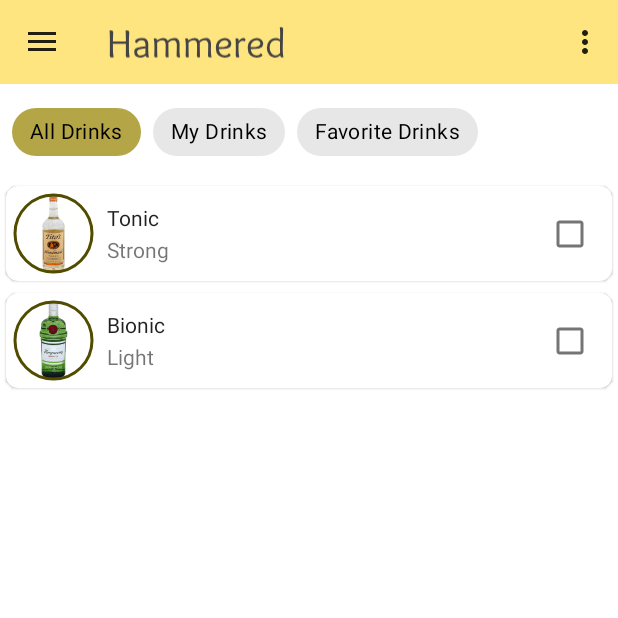
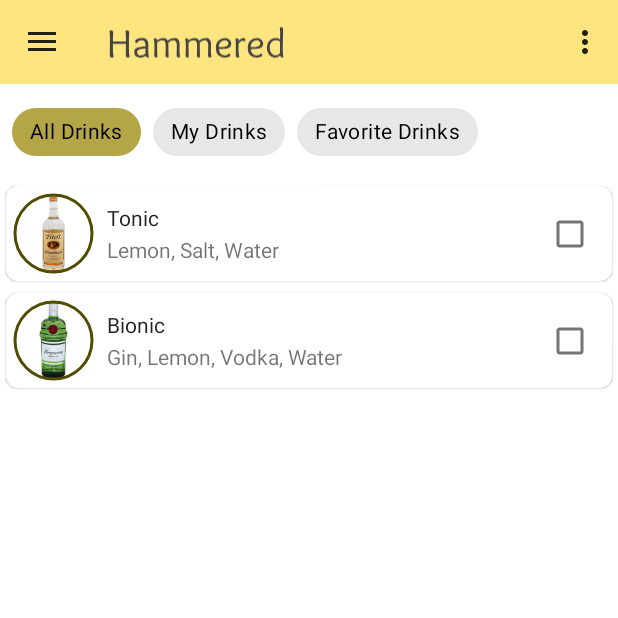
Before and after one commit to p0ppy-fl0w3r/hammered, an Android app: the screen it shows after launch (MainActivity), on a phone screen of 412 x 824 dp, the top half of it. Run offline under Robolectric (Android 15) with nearby library versions, the light colour scheme and no system bars; our stand-ins replace Room's generated code, Timber, data binding, navigation-ui; 1 statement that could not run was skipped.

Commit message:
Added recycler view in cocktail details.
Drinks now show the ingredients required in the description.

```diff
--- a/app/src/main/java/com/example/hammered/BindingAdapters.kt
+++ b/app/src/main/java/com/example/hammered/BindingAdapters.kt
@@ -2,14 +2,25 @@
 
 import android.net.Uri
 import android.widget.ImageView
+import android.widget.TextView
 import androidx.databinding.BindingAdapter
 import com.bumptech.glide.Glide
+import com.example.hammered.entities.Ingredient
 
 @BindingAdapter("imageSource")
-fun imageSource(imageView: ImageView,imageUrl: String?){
+fun imageSource(imageView: ImageView, imageUrl: String?) {
     imageUrl?.let {
         Glide.with(imageView.context)
             .load(Uri.parse("file:///android_asset/$imageUrl"))
             .into(imageView)
     }
 }
+
+@BindingAdapter("ingredientList")
+fun ingredientList(textView: TextView, ingredients: List<Ingredient>) {
+    var ingredientString = ""
+    for (i in ingredients) {
+        ingredientString += i.ingredient_name + ", "
+    }
+    textView.text = ingredientString.dropLast(2)
+}
--- a/app/src/main/java/com/example/hammered/cocktail/CocktailAdapter.kt
+++ b/app/src/main/java/com/example/hammered/cocktail/CocktailAdapter.kt
@@ -7,19 +7,23 @@
 import androidx.recyclerview.widget.ListAdapter
 import androidx.recyclerview.widget.RecyclerView
 import com.example.hammered.databinding.CocktailItemBinding
-import com.example.hammered.entities.Cocktail
+import com.example.hammered.entities.relations.CocktailWithIngredient
 
 
 // Create a sealed class for different layouts
 
-class CocktailAdapter(private val clickListener: CocktailClickListener): ListAdapter< Cocktail,MyCocktailViewHolder>(ItemsDiffUtils()) {
+class CocktailAdapter(private val clickListener: CocktailClickListener): ListAdapter< CocktailWithIngredient,MyCocktailViewHolder>(ItemsDiffUtils()) {
 
-    class ItemsDiffUtils():DiffUtil.ItemCallback<Cocktail>(){
-        override fun areItemsTheSame(oldItem: Cocktail, newItem: Cocktail): Boolean {
-            return newItem.cocktail_id == oldItem.cocktail_id
+    class ItemsDiffUtils():DiffUtil.ItemCallback<CocktailWithIngredient>(){
+        override fun areItemsTheSame(oldItem: CocktailWithIngredient, newItem: CocktailWithIngredient): Boolean {
+            return newItem.cocktail.cocktail_id == oldItem.cocktail.cocktail_id
         }
 
-        override fun areContentsTheSame(oldItem: Cocktail, newItem: Cocktail): Boolean {
+
+        override fun areContentsTheSame(
+            oldItem: CocktailWithIngredient,
+            newItem: CocktailWithIngredient
+        ): Boolean {
             return oldItem == newItem
         }
 
@@ -38,8 +42,8 @@
 }
 
 class MyCocktailViewHolder(private val binding: CocktailItemBinding): RecyclerView.ViewHolder(binding.root){
-    fun bind(clickListener: CocktailClickListener, cocktail: Cocktail){
-        binding.cocktail = cocktail
+    fun bind(clickListener: CocktailClickListener, cocktailWithIngredient: CocktailWithIngredient){
+        binding.cocktailWithIngredient = cocktailWithIngredient
         binding.clickListener = clickListener
 
         binding.executePendingBindings()
@@ -55,6 +59,6 @@
     }
 }
 
-class CocktailClickListener(val clickListener: (Cocktail) -> Unit){
-    fun onClick(cocktail: Cocktail) = clickListener(cocktail)
+class CocktailClickListener(val clickListener: (CocktailWithIngredient) -> Unit){
+    fun onClick(cocktailWithIngredient: CocktailWithIngredient) = clickListener(cocktailWithIngredient)
 }
--- a/app/src/main/java/com/example/hammered/cocktail/CocktailFragment.kt
+++ b/app/src/main/java/com/example/hammered/cocktail/CocktailFragment.kt
@@ -10,6 +10,7 @@
 import androidx.navigation.fragment.findNavController
 import com.example.hammered.R
 import com.example.hammered.databinding.CocktailFragmentBinding
+import timber.log.Timber
 
 class CocktailFragment : Fragment() {
 
@@ -28,6 +29,9 @@
 
         // TEST
 
+        Timber.e("${binding.cocktailChipGroup.checkedChipId}")
+
+
         filterDataFromChip(binding.cocktailChipGroup.checkedChipId)
 
         binding.cocktailChipGroup.setOnCheckedChangeListener { _, checkedId ->
@@ -35,7 +39,7 @@
         }
 
         val adapter = CocktailAdapter(CocktailClickListener {
-            val clickedData = it.asData()
+            val clickedData = it.cocktail.asData()
             findNavController().navigate(
                 CocktailFragmentDirections.actionCocktailFragmentToCocktailDetailFragment(
                     clickedData
@@ -45,6 +49,7 @@
         // TODO submit list on background thread
         viewModel.cocktailLiveData.observe(viewLifecycleOwner) {
             adapter.submitList(it)
+            Timber.e("The list size is ${it?.size}")
         }
 
         binding.cocktailRecycler.adapter = adapter
@@ -60,6 +65,8 @@
             binding.chipMyDrinks.id -> msg = 3
         }
 
+        Timber.e("Filter from chip called")
+
         viewModel.checkedData(msg)
     }
 
--- a/app/src/main/java/com/example/hammered/cocktail/CocktailViewModel.kt
+++ b/app/src/main/java/com/example/hammered/cocktail/CocktailViewModel.kt
@@ -2,55 +2,78 @@
 
 import android.app.Application
 import androidx.lifecycle.AndroidViewModel
+import androidx.lifecycle.LiveData
 import androidx.lifecycle.MutableLiveData
 import androidx.lifecycle.viewModelScope
 import com.example.hammered.database.CocktailDatabase
 import com.example.hammered.entities.Cocktail
 import com.example.hammered.entities.Ingredient
+import com.example.hammered.entities.relations.CocktailWithIngredient
 import com.example.hammered.entities.relations.IngredientCocktailRef
 import kotlinx.coroutines.launch
+import timber.log.Timber
 
 class CocktailViewModel(application: Application) : AndroidViewModel(application) {
 
-    private val _cocktailLiveData = MutableLiveData<List<Cocktail>>()
 
-    val cocktailLiveData: MutableLiveData<List<Cocktail>>
+    private val _cocktailLiveData = MutableLiveData<List<CocktailWithIngredient>?>()
+
+    val cocktailLiveData: LiveData<List<CocktailWithIngredient>?>
         get() = _cocktailLiveData
 
     private val database = CocktailDatabase.getDatabase(application)
 
 
-    init {
-        test()
-    }
-
     // TODO make a file containing constants to reference the chip id/names
+    // TODO find an alternative for insert
     fun checkedData(id: Int) {
         viewModelScope.launch {
+            insert()
             when (id) {
-                1 -> _cocktailLiveData.value = database.cocktailDao.getAllCocktails()
-                2 -> _cocktailLiveData.value = database.cocktailDao.getFavouriteCocktails()
-                3 -> _cocktailLiveData.value = database.cocktailDao.getAllCocktails()
+                1 -> _cocktailLiveData.value = database.cocktailDao.getAllIngredientFromCocktail()
+                2 -> _cocktailLiveData.value =
+                    database.cocktailDao.getFavouriteIngredientFromCocktail()
+                3 -> _cocktailLiveData.value = filterMakableDrinks()
             }
+            Timber.e("Databases updated form $id")
         }
 
     }
 
-// Test
 
-    fun test() {
+    private suspend fun filterMakableDrinks(): List<CocktailWithIngredient> {
 
-        viewModelScope.launch {
-            insert()
+        /**
+         * Returns drinks with ingredients if the ingredients are in stock.
+         *
+         * @return List of CocktailWithIngredients
+         */
+
+        val allDrinks = database.cocktailDao.getAllIngredientFromCocktail()
+        val makableDrinks: MutableList<CocktailWithIngredient> = mutableListOf()
+        for (i in allDrinks) {
+            var hasAll = true
+            for (j in i.ingredients) {
+                if (!j.inStock) {
+                    hasAll = false
+                    break
+                }
+            }
+            if (hasAll) {
+                makableDrinks.add(i)
+            }
         }
+        return makableDrinks
     }
 
+
+    //TEST
     suspend fun insert() {
         if (database.cocktailDao.getIngredientCocktailRefCount() == 0) {
-            val ing1 = Ingredient("Lemon", "Nice", "lemon.png", false)
-            val ing2 = Ingredient("Salt", "Very nice", "salt.png", false)
-            val ing3 = Ingredient("Water", "Nice", "water.jpg", false)
-            val ing4 = Ingredient("Gin", "Nice", "gin.png", true)
+            val ing1 = Ingredient("Lemon", "Nice", "lemon.png", true)
+            val ing2 = Ingredient("Salt", "Very nice", "salt.png", true)
+            val ing3 = Ingredient("Water", "Nice", "water.jpg", true)
+            val ing4 = Ingredient("Gin", "Nice", "gin.png", false)
             val ing5 = Ingredient("Vodka", "Nice", "vodka.webp", false)
 
             val cok1 = Cocktail(1, "Tonic", "Strong", "1. make it", false, "vodka.webp")
@@ -86,7 +109,10 @@
                 database.cocktailDao.insertIngredientCocktailRef(i)
             }
         }
+        Timber.e("data inserted")
     }
+
+
     //End test
 
 }
--- a/app/src/main/java/com/example/hammered/dao/CocktailDao.kt
+++ b/app/src/main/java/com/example/hammered/dao/CocktailDao.kt
@@ -33,6 +33,14 @@
     suspend fun getIngredientFromCocktail(cocktail_id: Long): List<CocktailWithIngredient>
 
     @Transaction
+    @Query("SELECT * FROM cocktail")
+    suspend fun getAllIngredientFromCocktail(): List<CocktailWithIngredient>
+
+    @Transaction
+    @Query("SELECT * FROM cocktail where isFavorite=1")
+    suspend fun getFavouriteIngredientFromCocktail(): List<CocktailWithIngredient>
+
+    @Transaction
     @Query("SELECT * FROM ingredient WHERE ingredient_name = :ingredient_name")
     suspend fun getCocktailsFromIngredient(ingredient_name: String): List<IngredientWithCocktail>
 
--- a/app/src/main/res/layout/cocktail_item.xml
+++ b/app/src/main/res/layout/cocktail_item.xml
@@ -10,8 +10,8 @@
             type="com.example.hammered.cocktail.CocktailClickListener" />
 
         <variable
-            name="cocktail"
-            type="com.example.hammered.entities.Cocktail" />
+            name="cocktailWithIngredient"
+            type="com.example.hammered.entities.relations.CocktailWithIngredient" />
     </data>
 
     <com.google.android.material.card.MaterialCardView
@@ -20,7 +20,7 @@
         android:layout_margin="@dimen/my_item_margin"
         android:clickable="true"
         android:elevation="4dp"
-        android:onClick="@{() -> clickListener.onClick(cocktail)}"
+        android:onClick="@{() -> clickListener.onClick(cocktailWithIngredient)}"
         app:cardCornerRadius="8dp"
         app:rippleColor="@color/secondaryLightColor">
 
@@ -35,7 +35,7 @@
                 android:layout_width="@dimen/circular_image_width"
                 android:layout_height="@dimen/circular_image_height"
                 android:padding="1.8dp"
-                app:imageSource="@{cocktail.cocktail_image}"
+                app:imageSource="@{cocktailWithIngredient.cocktail.cocktail_image}"
                 app:layout_constraintBottom_toBottomOf="parent"
                 app:layout_constraintEnd_toStartOf="@+id/cocktail_text_container"
                 app:layout_constraintHorizontal_bias="0.5"
@@ -50,8 +50,8 @@
                 android:id="@+id/cocktail_text_container"
                 android:layout_width="0dp"
                 android:layout_height="match_parent"
+                android:layout_marginStart="8dp"
                 android:orientation="vertical"
-                android:layout_marginStart="8dp"
                 app:layout_constraintBottom_toBottomOf="parent"
                 app:layout_constraintEnd_toStartOf="@+id/checkBox"
                 app:layout_constraintHorizontal_bias="0.5"
@@ -62,7 +62,7 @@
                     android:id="@+id/cocktail_name"
                     android:layout_width="wrap_content"
                     android:layout_height="wrap_content"
-                    android:text="@{cocktail.cocktail_name}"
+                    android:text="@{cocktailWithIngredient.cocktail.cocktail_name}"
                     android:textAppearance="@style/TextAppearance.AppCompat.Body1"
                     tools:text="Hamburger" />
 
@@ -71,7 +71,7 @@
                     android:layout_width="wrap_content"
                     android:layout_height="wrap_content"
                     android:layout_marginTop="2dp"
-                    android:text="@{cocktail.cocktail_description}"
+                    app:ingredientList="@{cocktailWithIngredient.ingredients}"
                     tools:text="Make pizza out of it" />
             </LinearLayout>
 
@@ -80,7 +80,7 @@
                 android:layout_width="wrap_content"
                 android:layout_height="wrap_content"
                 android:layout_weight="1"
-                android:checked="@{cocktail.favorite}"
+                android:checked="@{cocktailWithIngredient.cocktail.favorite}"
                 app:layout_constraintBottom_toBottomOf="parent"
                 app:layout_constraintEnd_toEndOf="parent"
                 app:layout_constraintHorizontal_bias="0.5"
```
